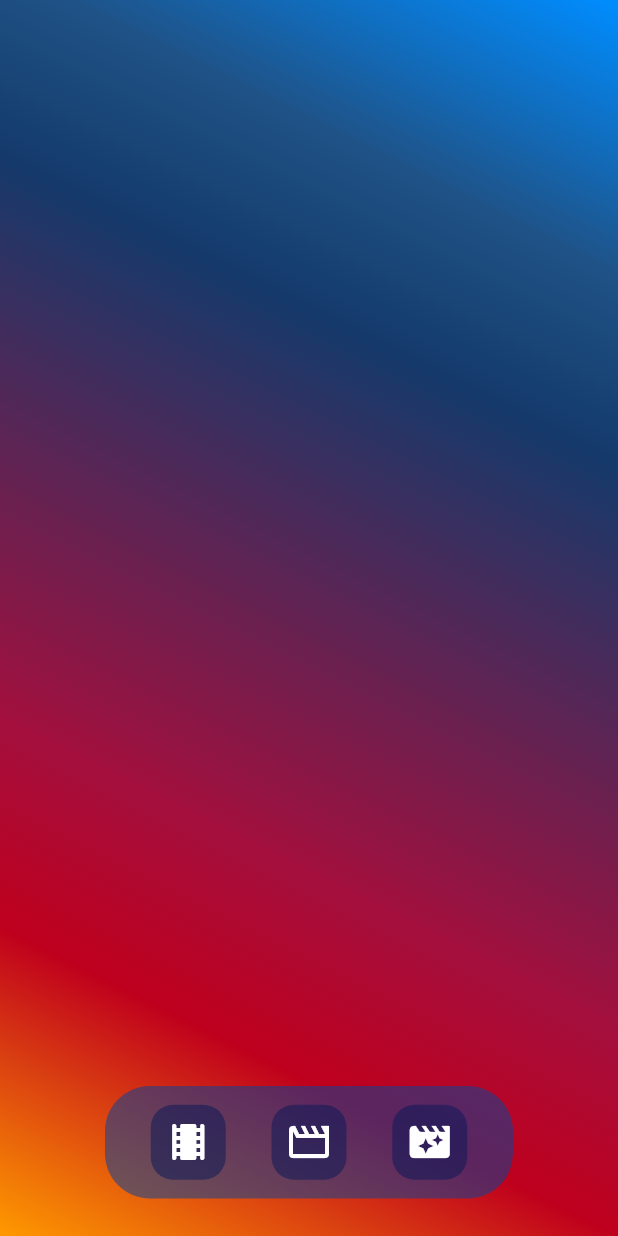
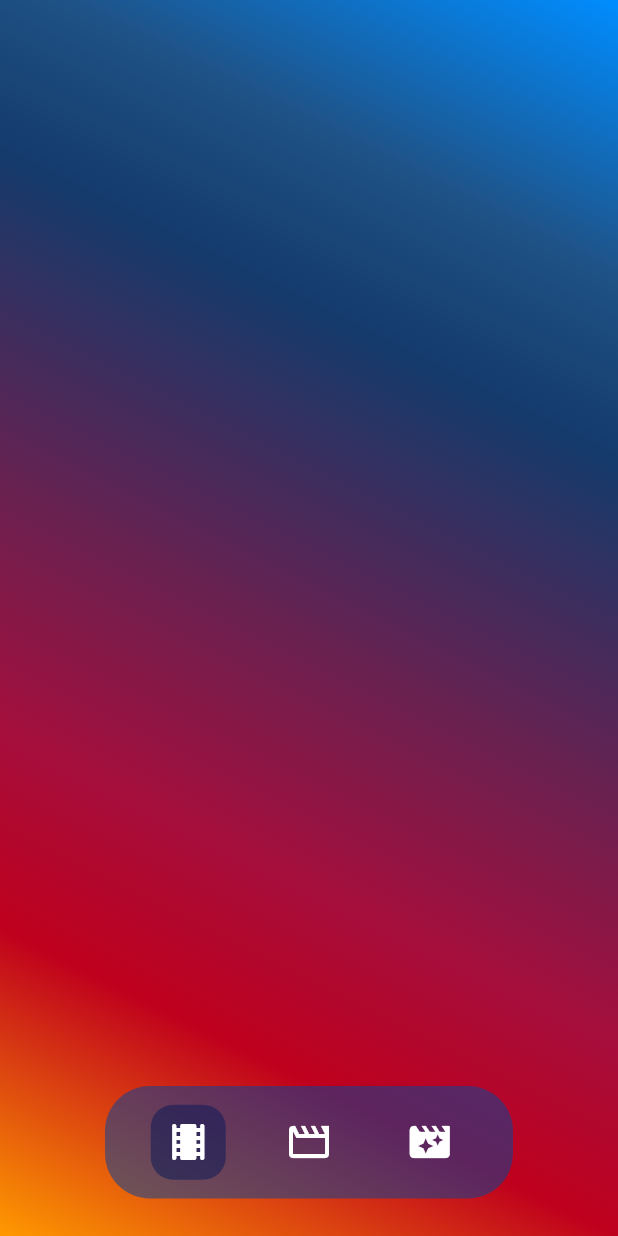
Before and after one commit to daneus/sked, a Flutter app: the screen it shows after launch, after a tap on the "local movies" icon, on a phone screen of 412 x 824 dp. Run offline on Flutter 3.47's test engine with Material 3 defaults, Android fonts, the phone set to English and light mode, and no system bars.

Commit message:
Navigation Bar implemented

```diff
--- a/lib/pages/custom_navigation_bar.dart
+++ b/lib/pages/custom_navigation_bar.dart
@@ -1,14 +1,24 @@
-import 'package:flutter/cupertino.dart';
 import 'package:flutter/material.dart';
 
 class CustomNavigationBar extends StatefulWidget {
-  const CustomNavigationBar({super.key});
+  final Function(int) onBodyChanged;
+
+  // ignore: prefer_const_constructors_in_immutables
+  CustomNavigationBar(this.onBodyChanged, {super.key});
 
   @override
   State<CustomNavigationBar> createState() => _CustomNavigationBarState();
 }
 
 class _CustomNavigationBarState extends State<CustomNavigationBar> {
+  int _selectedIndex = 0;
+
+  void changeIndex(int index) {
+    setState(() {
+      _selectedIndex = index;
+    });
+  }
+
   @override
   Widget build(BuildContext context) {
     return SafeArea(
@@ -24,47 +34,92 @@ class _CustomNavigationBarState extends State<CustomNavigationBar> {
                 child: Row(
                   mainAxisAlignment: MainAxisAlignment.spaceEvenly,
                   children: [
-                    Container(
+                    SizedBox(
                       width: 50,
                       height: 50,
+                      child: Stack(
+                        children: [
+                          AnimatedOpacity(
+                            opacity: _selectedIndex == 0 ? .5 : 0,
+                            duration: const Duration(milliseconds: 250),
+                            child: Container(
                               decoration: BoxDecoration(
-                          color: const Color.fromRGBO(5, 23, 87, 0.5),
+                                  color: const Color.fromRGBO(5, 23, 87, 1),
                                   borderRadius: BorderRadius.circular(15)),
+                            ),
+                          ),
+                          Center(
                             child: IconButton(
-                          onPressed: () {},
+                                onPressed: () {
+                                  changeIndex(0);
+                                  widget.onBodyChanged(0);
+                                },
                                 icon: const Icon(
                                   Icons.local_movies_rounded,
                                   size: 32,
                                   color: Colors.white,
                                 )),
+                          )
+                        ],
                       ),
-                    Container(
+                    ),
+                    SizedBox(
                       width: 50,
                       height: 50,
+                      child: Stack(
+                        children: [
+                          AnimatedOpacity(
+                            opacity: _selectedIndex == 1 ? .5 : 0,
+                            duration: const Duration(milliseconds: 250),
+                            child: Container(
                               decoration: BoxDecoration(
-                          color: const Color.fromRGBO(5, 23, 87, 0.5),
+                                  color: const Color.fromRGBO(5, 23, 87, 1),
                                   borderRadius: BorderRadius.circular(15)),
+                            ),
+                          ),
+                          Center(
                             child: IconButton(
-                          onPressed: () {},
+                                onPressed: () {
+                                  changeIndex(1);
+                                  widget.onBodyChanged(1);
+                                },
                                 icon: const Icon(
                                   Icons.movie_creation_outlined,
                                   size: 32,
                                   color: Colors.white,
                                 )),
+                          )
+                        ],
                       ),
-                    Container(
+                    ),
+                    SizedBox(
                       width: 50,
                       height: 50,
+                      child: Stack(
+                        children: [
+                          AnimatedOpacity(
+                            opacity: _selectedIndex == 2 ? .5 : 0,
+                            duration: const Duration(milliseconds: 250),
+                            child: Container(
                               decoration: BoxDecoration(
-                          color: const Color.fromRGBO(5, 23, 87, 0.5),
+                                  color: const Color.fromRGBO(5, 23, 87, 1),
                                   borderRadius: BorderRadius.circular(15)),
+                            ),
+                          ),
+                          Center(
                             child: IconButton(
-                          onPressed: () {},
+                                onPressed: () {
+                                  changeIndex(2);
+                                  widget.onBodyChanged(2);
+                                },
                                 icon: const Icon(
                                   Icons.movie_filter_rounded,
                                   size: 32,
                                   color: Colors.white,
                                 )),
+                          )
+                        ],
+                      ),
                     ),
                   ],
                 ),
--- a/lib/pages/home.dart
+++ b/lib/pages/home.dart
@@ -14,7 +14,7 @@ class Home extends StatefulWidget {
 class _HomeState extends State<Home> {
   int _selectedIndex = 0;
 
-  void _navigateBottomBar(int index) {
+  void navigateBottomBar(int index) {
     setState(() {
       _selectedIndex = index;
     });
@@ -30,7 +30,7 @@ class _HomeState extends State<Home> {
   Widget build(BuildContext context) {
     return Scaffold(
       body: _pages[_selectedIndex],
-      bottomNavigationBar: const CustomNavigationBar(),
+      bottomNavigationBar: CustomNavigationBar(navigateBottomBar),
       extendBody: true,
     );
   }
```
Lines whose indentation alone changed are shown as unchanged.
